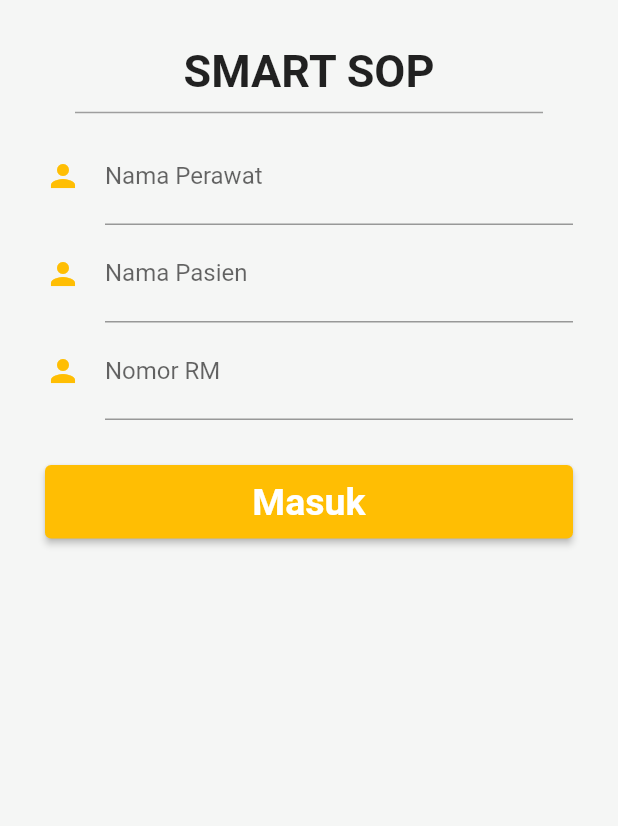
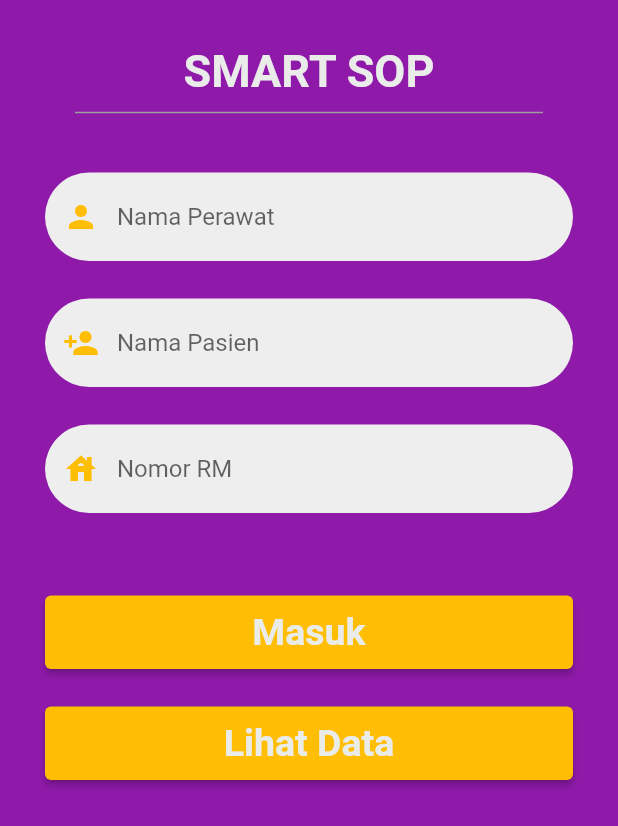
Before and after one commit to nicollasedgar/sopFlutter, a Flutter app: the screen it shows after launch, on a phone screen of 412 x 824 dp. Shown: the top 826 px of the screen. Run offline on Flutter 3.47's test engine with Material 2 defaults, Android fonts, the phone set to English and light mode, and no system bars; our stand-ins replace dio.

Commit message:
change theme menu 2

```diff
--- a/lib/daftarSmartSop.dart
+++ b/lib/daftarSmartSop.dart
@@ -68,7 +68,9 @@ class _HomeState extends State<Daftar> {
     return Scaffold(
       body: SafeArea(
           child: Container(
-        color: cWhite,
+        color: Color(0xff8F1AAA),
+        height: double.infinity,
+        width: double.infinity,
         child: Container(
           margin: EdgeInsets.all(30),
           child: Center(
@@ -78,7 +80,10 @@ class _HomeState extends State<Daftar> {
                 Center(
                   child: Text(
                     "SMART SOP \n with id = $_id",
-                    style: TextStyle(fontSize: 30, fontWeight: FontWeight.bold),
+                    style: TextStyle(
+                        fontSize: 30,
+                        fontWeight: FontWeight.bold,
+                        color: cWhite),
                   ),
                 ),
                 Divider(
--- a/lib/masukSmartSop.dart
+++ b/lib/masukSmartSop.dart
@@ -52,15 +52,43 @@ class _HomeState extends State<Home> {
     }
 
     // widget text field
-    Widget buildTF(var ht, TextEditingController ctrl) {
+    Widget buildTF(var ht, TextEditingController ctrl, IconData icon) {
       return TextField(
         controller: ctrl,
         decoration: InputDecoration(
-          // border: InputBorder.none,
-          contentPadding: EdgeInsets.only(top: 30),
+          enabledBorder: OutlineInputBorder(
+            borderSide: BorderSide(color: Colors.transparent),
+            borderRadius: BorderRadius.all(
+              Radius.circular(30),
+            ),
+          ),
+          focusedBorder: OutlineInputBorder(
+            borderSide: BorderSide(color: Colors.transparent),
+            borderRadius: BorderRadius.all(
+              Radius.circular(30),
+            ),
+          ),
+          prefixIcon: Icon(
+            icon,
+            color: Color(0XFFFFBE03),
+          ),
+          hintText: ht,
+          filled: true,
+          fillColor: Colors.grey[200],
+        ),
+      );
+    }
+
+    Widget buildTF2(var ht, TextEditingController ctrl) {
+      return TextField(
+        controller: ctrl,
+        decoration: InputDecoration(
+          enabledBorder: OutlineInputBorder(
+              borderSide: BorderSide(color: Colors.red),
+              borderRadius: BorderRadius.all(Radius.circular(20))),
           icon: Icon(
             Icons.person,
-            color: cYellow,
+            color: Color(0XFFFFBE03),
           ),
           labelText: ht,
         ),
@@ -71,16 +99,21 @@ class _HomeState extends State<Home> {
     return Scaffold(
       body: SafeArea(
           child: Container(
-        color: cWhite,
+        color: Color(0xff8F1AAA),
+        height: double.infinity,
+        width: double.infinity,
         child: Container(
           margin: EdgeInsets.all(30),
+          child: SingleChildScrollView(
             child: Column(
               crossAxisAlignment: CrossAxisAlignment.stretch,
               children: [
                 Center(
                   child: Text("SMART SOP",
-                    style:
-                        TextStyle(fontSize: 30, fontWeight: FontWeight.bold)),
+                      style: TextStyle(
+                          fontSize: 30,
+                          fontWeight: FontWeight.bold,
+                          color: Color(0XFFEAECEA))),
                 ),
                 Divider(
                   color: Colors.grey,
@@ -89,19 +122,41 @@ class _HomeState extends State<Home> {
                   indent: 20,
                   endIndent: 20,
                 ),
-              buildTF('Nama Perawat', nama_perawat_ctrl),
-              buildTF('Nama Pasien', nama_pasien_ctrl),
-              buildTF('Nomor RM', nomor_rm_ctrl),
+                SizedBox(
+                  height: 30,
+                ),
+                buildTF('Nama Perawat', nama_perawat_ctrl, Icons.person),
+                SizedBox(
+                  height: 25,
+                ),
+                buildTF('Nama Pasien', nama_pasien_ctrl, Icons.person_add),
+                SizedBox(
+                  height: 25,
+                ),
+                buildTF('Nomor RM', nomor_rm_ctrl, Icons.house),
+                SizedBox(
+                  height: 25,
+                ),
                 SizedBox(
                   height: 30,
                 ),
                 ElevatedButton(
                   style: ElevatedButton.styleFrom(
-                    primary: cYellow,
-                    padding: EdgeInsets.symmetric(horizontal: 50, vertical: 10),
+                      primary: Color(0XFFFFBE03),
+                      padding:
+                          EdgeInsets.symmetric(horizontal: 50, vertical: 10),
                       textStyle:
                           TextStyle(fontSize: 25, fontWeight: FontWeight.bold)),
                   onPressed: () async {
+                    if (nama_perawat_ctrl.text.isEmpty ||
+                        nama_pasien_ctrl.text.isEmpty ||
+                        nomor_rm_ctrl.text.isEmpty) {
+                      final snackBar = SnackBar(
+                          content: Text('Isi semua data terlebih dahulu!'));
+                      ScaffoldMessenger.of(context).showSnackBar(snackBar);
+                      return;
+                    }
+                    ;
                     print('Posting data...');
                     dynamic _dataPost = {
                       'nama_perawat': nama_perawat_ctrl.text,
@@ -121,9 +176,31 @@ class _HomeState extends State<Home> {
                       );
                     });
                   },
-                child: Text("Masuk"),
+                  child: Text(
+                    "Masuk",
+                    style: TextStyle(color: Color(0XFFEAECEA)),
                   ),
+                ),
+                SizedBox(height: 25),
+                ElevatedButton(
+                  style: ElevatedButton.styleFrom(
+                      primary: Color(0XFFFFBE03),
+                      padding:
+                          EdgeInsets.symmetric(horizontal: 50, vertical: 10),
+                      textStyle:
+                          TextStyle(fontSize: 25, fontWeight: FontWeight.bold)),
+                  onPressed: () {
+                    final snackBar = SnackBar(content: Text('Button Pressed!'));
+                    ScaffoldMessenger.of(context).showSnackBar(snackBar);
+                    return;
+                  },
+                  child: Text(
+                    "Lihat Data",
+                    style: TextStyle(color: Color(0XFFEAECEA)),
+                  ),
+                )
               ],
+            ),
           ),
         ),
       )),
```
Lines whose indentation alone changed are shown as unchanged.
